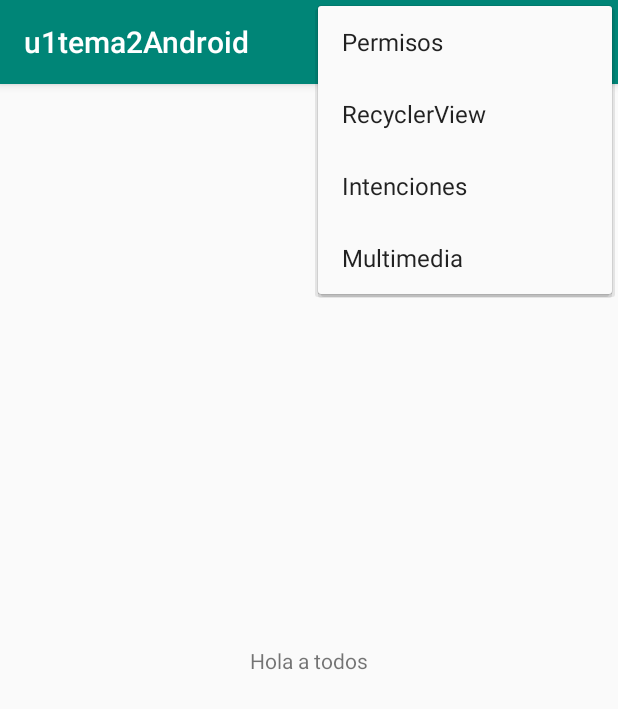
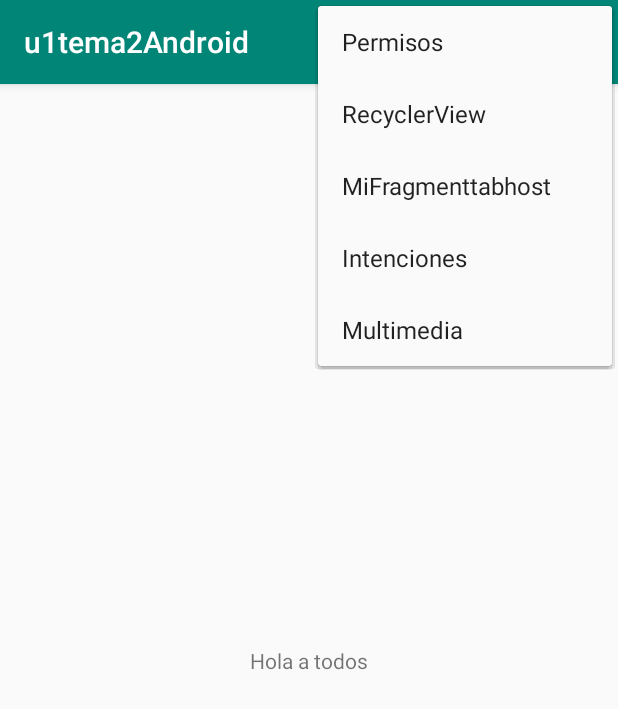
Before and after one commit to WCNosliwsys/U1Tema2Android, an Android app: the screen it shows after launch (MainActivity), with the options menu open, on a phone screen of 412 x 824 dp. Shown: the top 709 px of the screen. Run offline under Robolectric (Android 15) with nearby library versions, the phone set to English and light mode, and no system bars.

Commit message:
Organizacion de archivos y llamado a fragmenttabhost

```diff
--- a/app/src/main/java/com/ingwilson/u1tema2android/FragmentTabhost.java
+++ b/app/src/main/java/com/ingwilson/u1tema2android/FragmentTabhost/MiFragmentTabhost.java
@@ -1,10 +1,12 @@
-package com.ingwilson.u1tema2android;
+package com.ingwilson.u1tema2android.FragmentTabhost;
 
 import androidx.appcompat.app.AppCompatActivity;
 
 import android.os.Bundle;
 
-public class FragmentTabhost extends AppCompatActivity {
+import com.ingwilson.u1tema2android.R;
+
+public class MiFragmentTabhost extends AppCompatActivity {
 
     @Override
     protected void onCreate(Bundle savedInstanceState) {
--- a/app/src/main/java/com/ingwilson/u1tema2android/Multimedia.java
+++ b/app/src/main/java/com/ingwilson/u1tema2android/Multimedia/Multimedia.java
@@ -1,4 +1,4 @@
-package com.ingwilson.u1tema2android;
+package com.ingwilson.u1tema2android.Multimedia;
 
 import androidx.appcompat.app.AppCompatActivity;
 
@@ -6,6 +6,8 @@ import android.content.Intent;
 import android.media.MediaPlayer;
 import android.os.Bundle;
 import android.view.View;
+
+import com.ingwilson.u1tema2android.R;
 
 public class Multimedia  extends AppCompatActivity {
     MediaPlayer mp;
--- a/app/src/main/java/com/ingwilson/u1tema2android/Multimedia2.java
+++ b/app/src/main/java/com/ingwilson/u1tema2android/Multimedia/Multimedia2.java
@@ -1,10 +1,12 @@
-package com.ingwilson.u1tema2android;
+package com.ingwilson.u1tema2android.Multimedia;
 
 import androidx.appcompat.app.AppCompatActivity;
 
 import android.os.Bundle;
 import android.widget.MediaController;
 import android.widget.VideoView;
+
+import com.ingwilson.u1tema2android.R;
 
 public class Multimedia2 extends AppCompatActivity {
     private MediaController mediaController;
--- a/app/src/main/java/com/ingwilson/u1tema2android/InterfaceToast.java
+++ b/app/src/main/java/com/ingwilson/u1tema2android/mirecyclerview/InterfaceToast.java
@@ -1,4 +1,4 @@
-package com.ingwilson.u1tema2android;
+package com.ingwilson.u1tema2android.mirecyclerview;
 
 public interface InterfaceToast {
     void mensaje(String mensaje);
--- a/app/src/main/java/com/ingwilson/u1tema2android/MiAdaptador.java
+++ b/app/src/main/java/com/ingwilson/u1tema2android/mirecyclerview/MiAdaptador.java
@@ -1,4 +1,4 @@
-package com.ingwilson.u1tema2android;
+package com.ingwilson.u1tema2android.mirecyclerview;
 
 import android.content.Context;
 import android.view.LayoutInflater;
@@ -9,6 +9,8 @@ import android.widget.ImageView;
 import android.widget.TextView;
 
 import androidx.recyclerview.widget.RecyclerView;
+
+import com.ingwilson.u1tema2android.R;
 
 import java.util.Vector;
 
--- a/app/src/main/java/com/ingwilson/u1tema2android/MiRecyclerView.java
+++ b/app/src/main/java/com/ingwilson/u1tema2android/mirecyclerview/MiRecyclerView.java
@@ -1,4 +1,4 @@
-package com.ingwilson.u1tema2android;
+package com.ingwilson.u1tema2android.mirecyclerview;
 
 import androidx.appcompat.app.AppCompatActivity;
 import androidx.recyclerview.widget.LinearLayoutManager;
@@ -6,6 +6,8 @@ import androidx.recyclerview.widget.RecyclerView;
 
 import android.os.Bundle;
 import android.widget.Toast;
+
+import com.ingwilson.u1tema2android.R;
 
 import java.util.Vector;
 
--- a/app/src/main/res/layout/activity_fragment_tabhost.xml
+++ b/app/src/main/res/layout/activity_fragment_tabhost.xml
@@ -4,6 +4,6 @@
     xmlns:tools="http://schemas.android.com/tools"
     android:layout_width="match_parent"
     android:layout_height="match_parent"
-    tools:context=".FragmentTabhost">
+    tools:context=".FragmentTabhost.MiFragmentTabhost">
 
 </androidx.constraintlayout.widget.ConstraintLayout>
--- a/app/src/main/res/layout/activity_multimedia.xml
+++ b/app/src/main/res/layout/activity_multimedia.xml
@@ -4,7 +4,7 @@
     xmlns:tools="http://schemas.android.com/tools"
     android:layout_width="match_parent"
     android:layout_height="match_parent"
-    tools:context=".Multimedia">
+    tools:context=".Multimedia.Multimedia">
     <Button
         android:id="@+id/button"
         android:layout_width="wrap_content"
--- a/app/src/main/res/layout/activity_multimedia2.xml
+++ b/app/src/main/res/layout/activity_multimedia2.xml
@@ -4,7 +4,7 @@
     xmlns:tools="http://schemas.android.com/tools"
     android:layout_width="match_parent"
     android:layout_height="match_parent"
-    tools:context=".Multimedia2">
+    tools:context=".Multimedia.Multimedia2">
     <VideoView
         android:id="@+id/videoView1"
         android:layout_width="0dp"
--- a/app/src/main/res/menu/menu1.xml
+++ b/app/src/main/res/menu/menu1.xml
@@ -23,6 +23,10 @@
         android:id="@+id/activity_mirecyclerview"
         android:orderInCategory="2"
         />
+    <item android:title="MiFragmenttabhost"
+        android:id="@+id/activity_mifragmenttabhost"
+        android:orderInCategory="2"
+        />
     <item android:title="Salir"
         android:id="@+id/accion_salir"
         android:orderInCategory="2"
```
Also changed, not shown: app/src/main/AndroidManifest.xml (+4 -4 lines), app/src/main/java/com/ingwilson/u1tema2android/MainActivity.java (+8 -0 lines).
